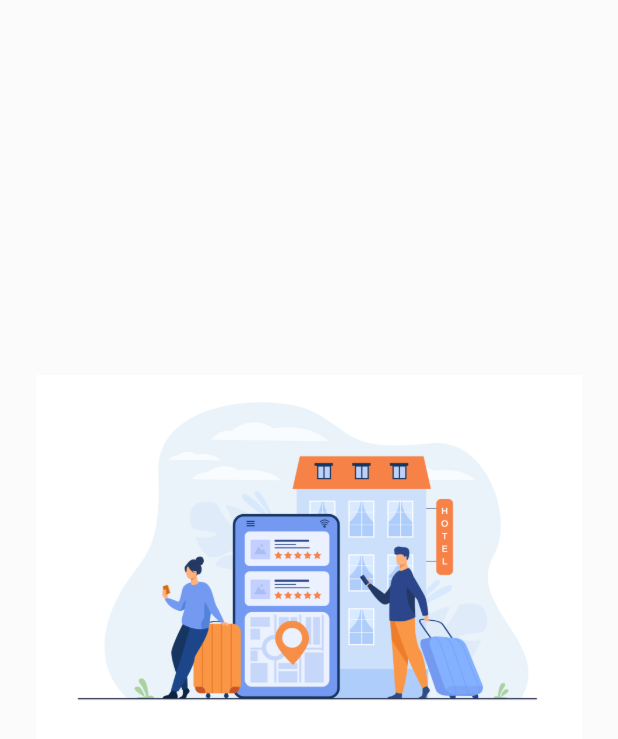
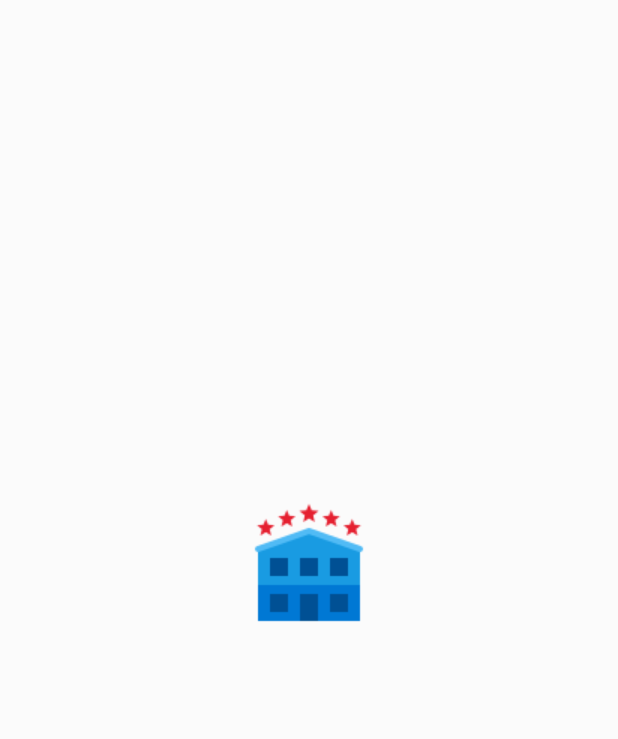
Before and after one commit to firmancahyadi960/hotel_apps_ui, a Flutter app: the screen it shows after launch, on a phone screen of 412 x 824 dp. Shown: the top 739 px of the screen. Run offline on Flutter 3.47's test engine with Material 2 defaults, Android fonts, the phone set to English and light mode, and no system bars; our stand-ins replace google_fonts.

Commit message:
second commit

```diff
--- a/lib/pages/splashscreen.dart
+++ b/lib/pages/splashscreen.dart
@@ -37,13 +37,13 @@ class _SplashScreenState extends State<SplashScreen> {
             Center(
               child: Padding(
                 padding: EdgeInsets.only(
-                  top: 250,
+                  top: 330,
                   right: 24,
                   left: 24,
                 ),
                 child: Image.asset(
-                  "assets/images/Logo.jpg",
-                  scale: 5,
+                  "assets/images/Logo.png",
+                  scale: 1,
                 ),
               ),
             ),
```
Also changed, not shown: assets/images/Logo.jpg (deleted), assets/images/Logo.png (added).
